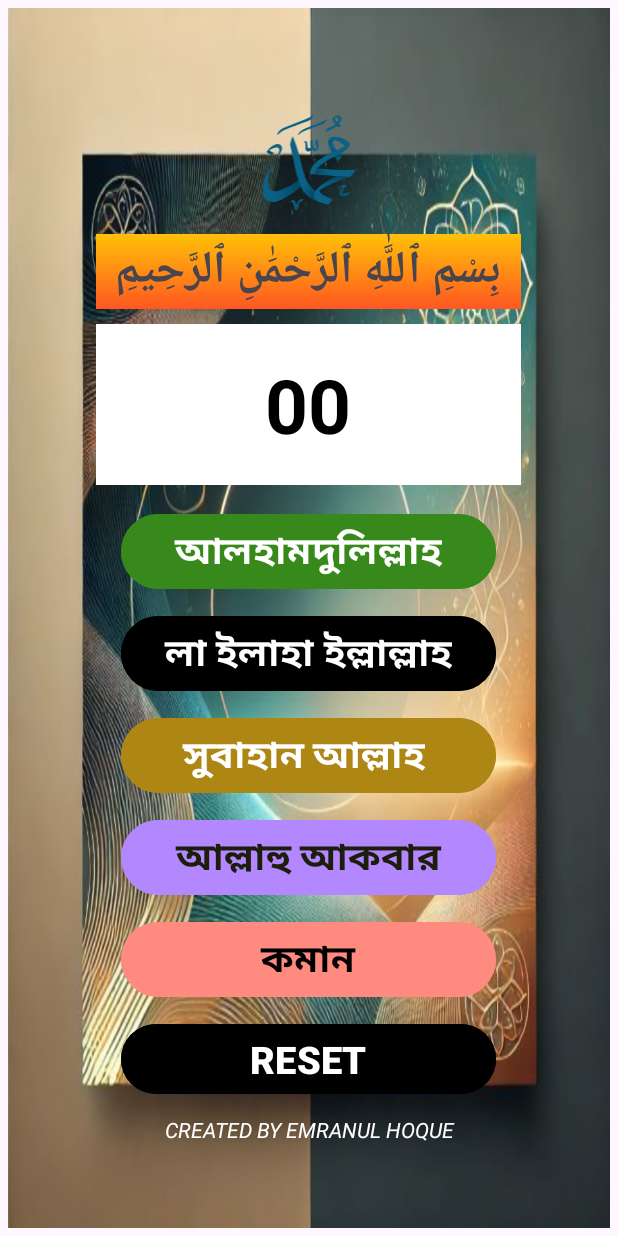
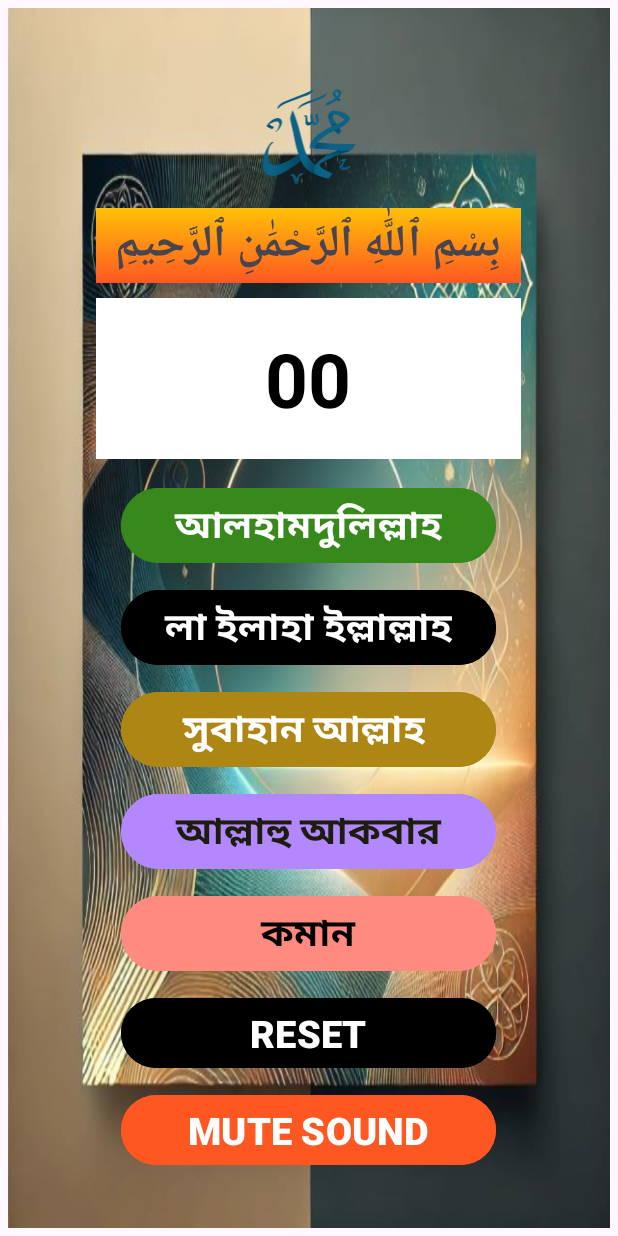
Before and after one commit to emranrakib62/Complete-Functional-App, an Android app: the screen it shows after launch (MainActivity), on a phone screen of 412 x 824 dp. Run offline under Robolectric (Android 15) with nearby library versions, the phone set to English and light mode, and no system bars; 3 statements that could not run were skipped.

Commit message:
Update activity_main.xml

```diff
--- a/CompleteDigitalTajbihApp/app/src/main/res/layout/activity_main.xml
+++ b/CompleteDigitalTajbihApp/app/src/main/res/layout/activity_main.xml
@@ -122,13 +122,17 @@
         android:textStyle="bold"
       android:layout_marginBottom="10dp"/>
 
-    <TextView
-        android:layout_width="match_parent"
+   <Button
+        android:id="@+id/bmute"
+        android:clickable="true"
+        android:backgroundTint="#FF5722"
+        android:layout_gravity="center"
+        android:layout_width="250dp"
         android:layout_height="wrap_content"
-        android:gravity="center"
-        android:textColor="@color/white"
-        android:textStyle="italic"
-        android:text="CREATED BY EMRANUL HOQUE"/>
+        android:text="MUTE SOUND"
+        android:textSize="25sp"
+        android:textStyle="bold"
+        android:textColor="#FFFFFF" />
 
 
 </LinearLayout>
```
